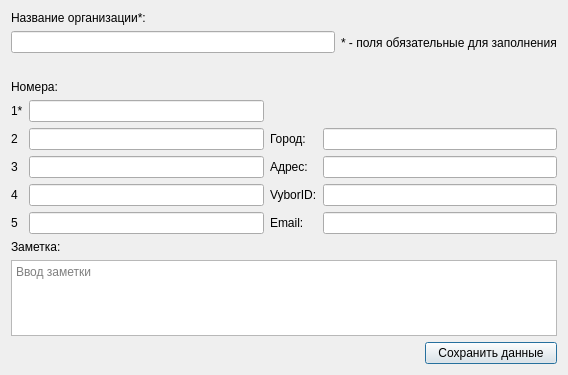
Above: AddOrgContactDialog.ui from okostynchuk/Outcall before the change. Below: the same form after it.
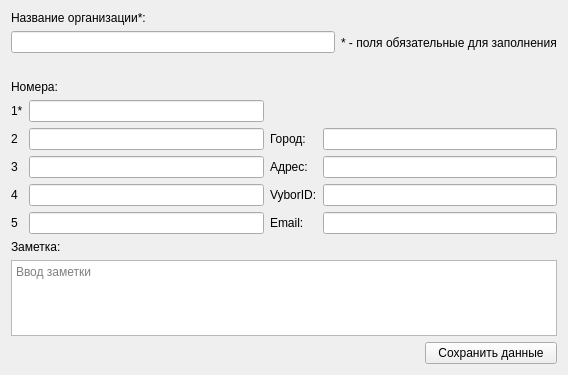
That is the form after the change. Icons and pictures are not drawn.

The edit to the form file:
```diff
--- a/AddOrgContactDialog.ui
+++ b/AddOrgContactDialog.ui
@@ -252,6 +252,9 @@
          <property name="text">
           <string>Сохранить данные</string>
          </property>
+         <property name="autoDefault">
+          <bool>false</bool>
+         </property>
         </widget>
        </item>
       </layout>
```
